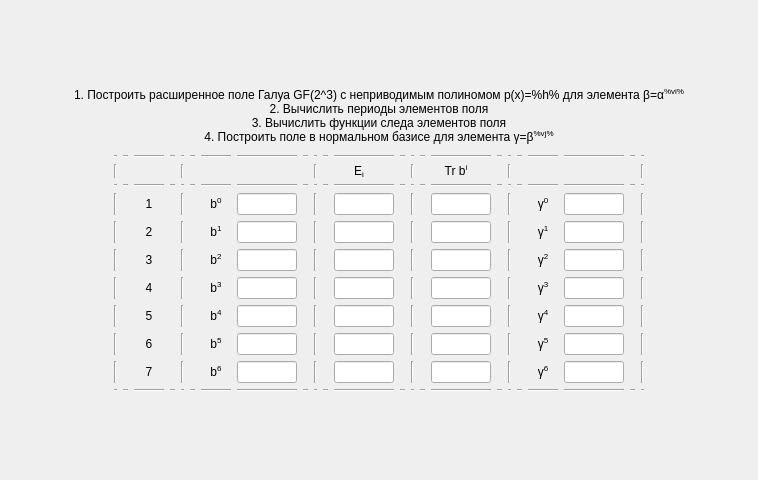
Old version of the form task/screentask2.ui in the repository bukhmastov/gf.
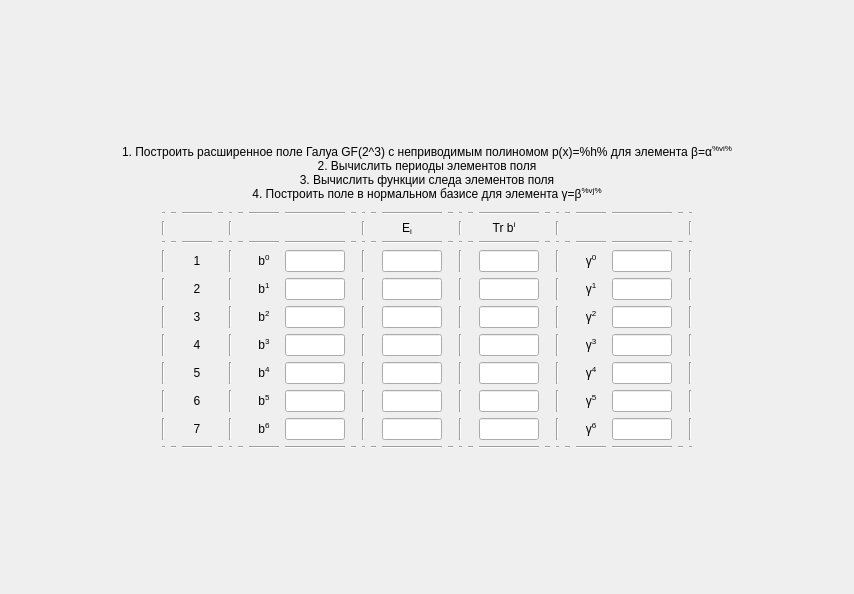
New version of the form.

Diff of the .ui file:
```diff
--- a/task/screentask2.ui
+++ b/task/screentask2.ui
@@ -6,8 +6,8 @@
    <rect>
     <x>0</x>
     <y>0</y>
-    <width>758</width>
-    <height>480</height>
+    <width>854</width>
+    <height>594</height>
    </rect>
   </property>
   <property name="windowTitle">
```
Left out of the diff: 104 changed lines with no effect on the pictures.
